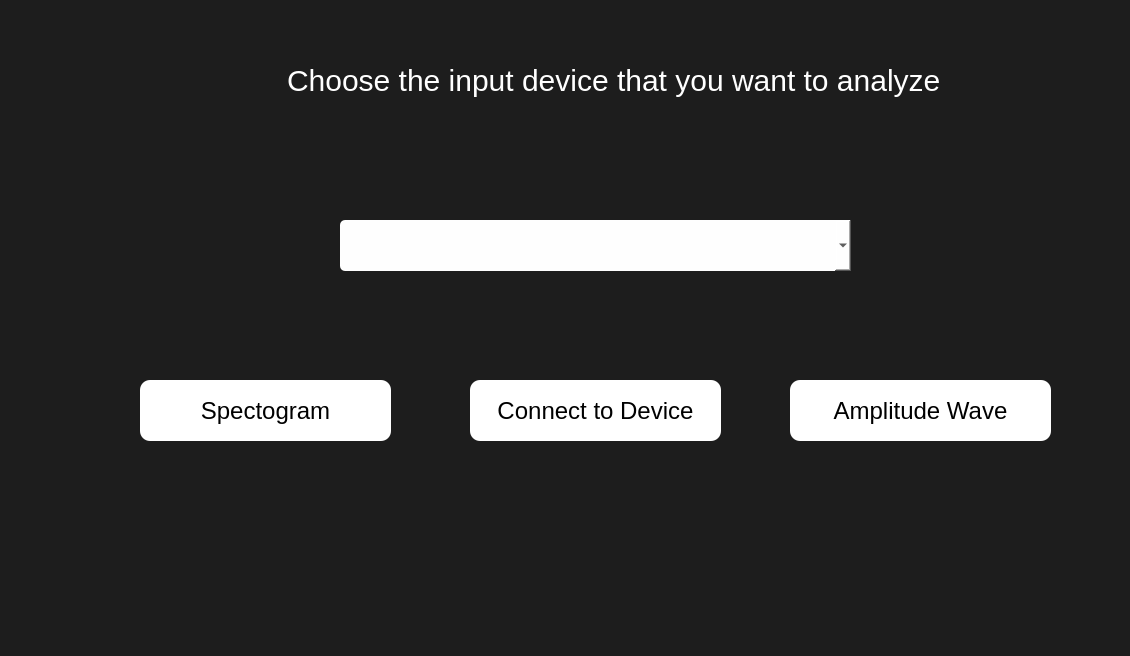
prakharrai2512/Realtime-Audio-Processing, file Qtui/Main.ui: the form before one commit.
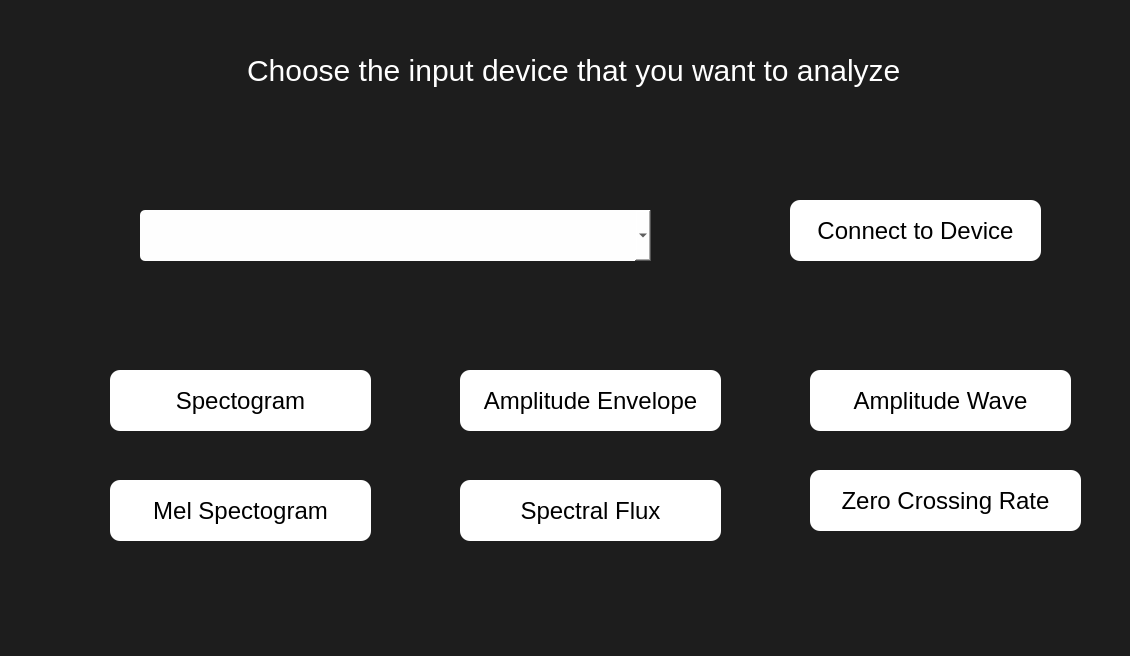
The form after the commit.

What changed in the file:
```diff
--- a/Qtui/Main.ui
+++ b/Qtui/Main.ui
@@ -31,8 +31,8 @@
    <widget class="QComboBox" name="devcombo">
     <property name="geometry">
      <rect>
-      <x>340</x>
-      <y>220</y>
+      <x>140</x>
+      <y>210</y>
       <width>511</width>
       <height>51</height>
      </rect>
@@ -55,8 +55,8 @@
    <widget class="QPushButton" name="conDev">
     <property name="geometry">
      <rect>
-      <x>470</x>
-      <y>380</y>
+      <x>790</x>
+      <y>200</y>
       <width>251</width>
       <height>61</height>
      </rect>
@@ -79,8 +79,8 @@
    <widget class="QPushButton" name="ampwave">
     <property name="geometry">
      <rect>
-      <x>790</x>
-      <y>380</y>
+      <x>810</x>
+      <y>370</y>
       <width>261</width>
       <height>61</height>
      </rect>
@@ -100,9 +100,9 @@
    <widget class="QPushButton" name="spect">
     <property name="geometry">
      <rect>
-      <x>140</x>
-      <y>380</y>
-      <width>251</width>
+      <x>110</x>
+      <y>370</y>
+      <width>261</width>
       <height>61</height>
      </rect>
     </property>
@@ -121,8 +121,8 @@
    <widget class="QLabel" name="label">
     <property name="geometry">
      <rect>
-      <x>180</x>
-      <y>50</y>
+      <x>140</x>
+      <y>40</y>
       <width>861</width>
       <height>61</height>
      </rect>
@@ -140,6 +140,90 @@
      <string>Choose the input device that you want to analyze</string>
     </property>
    </widget>
+   <widget class="QPushButton" name="ampenvelope">
+    <property name="geometry">
+     <rect>
+      <x>460</x>
+      <y>370</y>
+      <width>261</width>
+      <height>61</height>
+     </rect>
+    </property>
+    <property name="styleSheet">
+     <string notr="true">background-color:white;
+border-style:dashed;
+border-radius:10px;
+font-size:24px;
+font-family: &quot;MS UI Gothic&quot;;
+</string>
+    </property>
+    <property name="text">
+     <string>Amplitude Envelope</string>
+    </property>
+   </widget>
+   <widget class="QPushButton" name="zcr">
+    <property name="geometry">
+     <rect>
+      <x>810</x>
+      <y>470</y>
+      <width>271</width>
+      <height>61</height>
+     </rect>
+    </property>
+    <property name="styleSheet">
+     <string notr="true">background-color:white;
+border-style:dashed;
+border-radius:10px;
+font-size:24px;
+font-family: &quot;MS UI Gothic&quot;;
+</string>
+    </property>
+    <property name="text">
+     <string>Zero Crossing Rate</string>
+    </property>
+   </widget>
+   <widget class="QPushButton" name="specflux">
+    <property name="geometry">
+     <rect>
+      <x>460</x>
+      <y>480</y>
+      <width>261</width>
+      <height>61</height>
+     </rect>
+    </property>
+    <property name="styleSheet">
+     <string notr="true">background-color:white;
+border-style:dashed;
+border-radius:10px;
+font-size:24px;
+font-family: &quot;MS UI Gothic&quot;;
+</string>
+    </property>
+    <property name="text">
+     <string>Spectral Flux</string>
+    </property>
+   </widget>
+   <widget class="QPushButton" name="melspec">
+    <property name="geometry">
+     <rect>
+      <x>110</x>
+      <y>480</y>
+      <width>261</width>
+      <height>61</height>
+     </rect>
+    </property>
+    <property name="styleSheet">
+     <string notr="true">background-color:white;
+border-style:dashed;
+border-radius:10px;
+font-size:24px;
+font-family: &quot;MS UI Gothic&quot;;
+</string>
+    </property>
+    <property name="text">
+     <string>Mel Spectogram</string>
+    </property>
+   </widget>
   </widget>
   <widget class="QStatusBar" name="statusbar"/>
  </widget>
```
Left out of the diff: 2 changed lines with no effect on the pictures.
